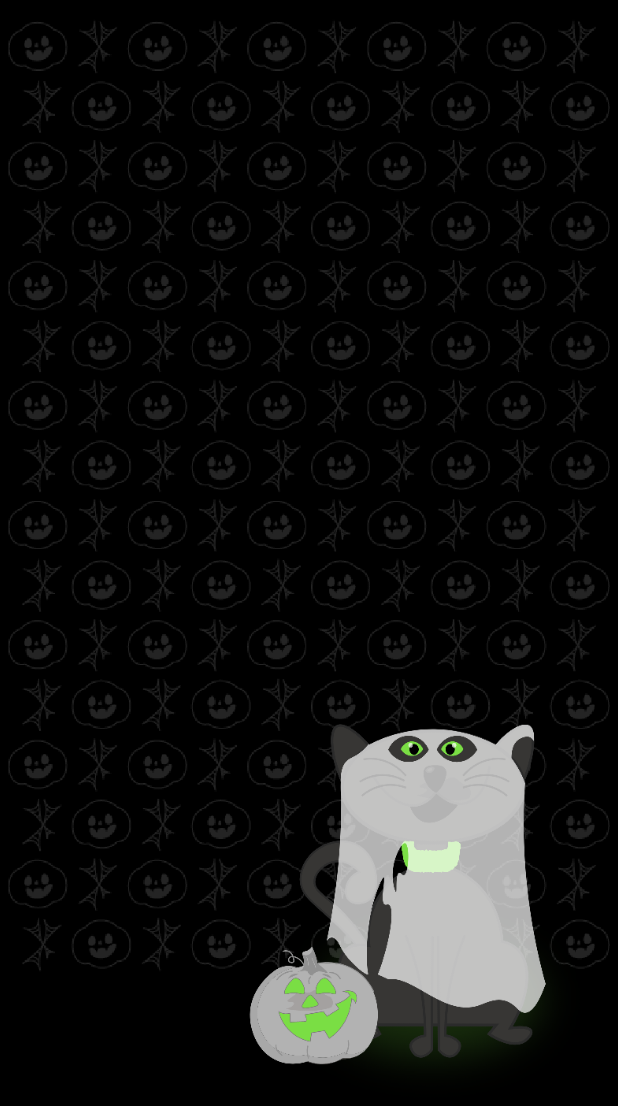
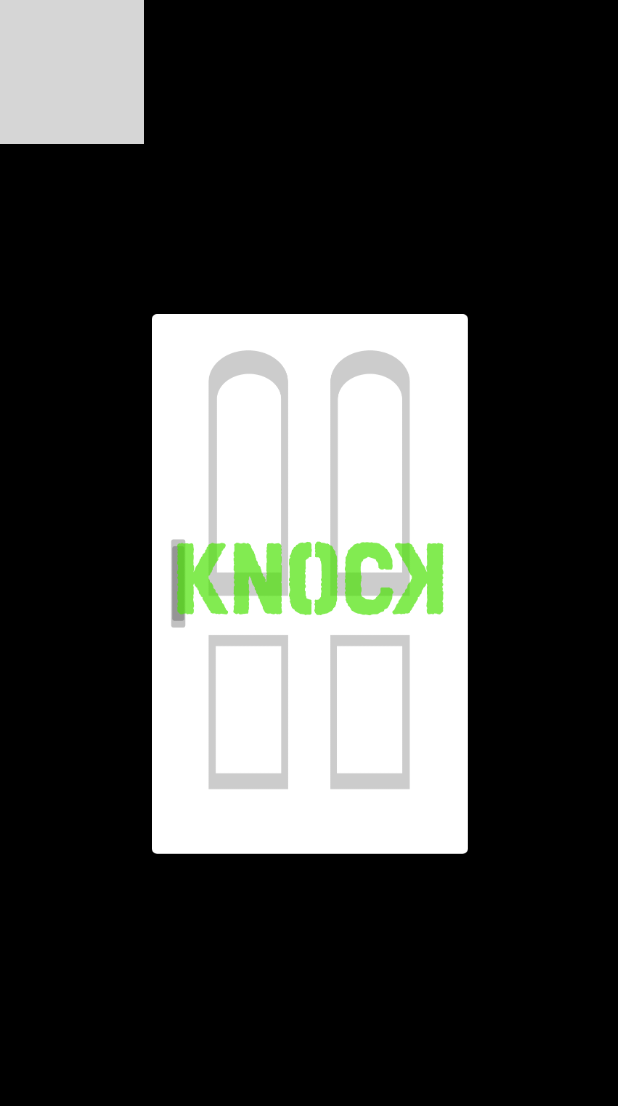
Before and after one commit to sopkathon/Android, an Android app: the layout activity_main.xml on its own in the app's theme, with its tools: preview values and no code run, on a phone screen of 412 x 824 dp. Shown: the top 1106 px of the screen. Run offline under Robolectric (Android 15) with nearby library versions, the phone set to English and light mode, and no system bars; grey boxes are pictures that could not be loaded.

Commit message:
AndroidManifest에서 splash수정 MainActivity에서 움직이는 gif 삭제 activity_main 수정

```diff
--- a/app/src/main/AndroidManifest.xml
+++ b/app/src/main/AndroidManifest.xml
@@ -15,7 +15,8 @@
         android:supportsRtl="true"
         android:theme="@style/AppTheme">
         <activity android:name=".AnswerActivity"></activity>
-        <activity android:name=".QusetionActivity">
+        <activity android:name=".QusetionActivity"></activity>
+        <activity android:name=".splash.SplashActivity">
             <intent-filter>
                 <action android:name="android.intent.action.MAIN" />
 
--- a/app/src/main/java/cjdgk7/s/a25thsopkathon/MainActivity.kt
+++ b/app/src/main/java/cjdgk7/s/a25thsopkathon/MainActivity.kt
@@ -31,13 +31,12 @@ class MainActivity : AppCompatActivity() {
                     pattern, -1
                 )
             }
-            Glide.with(this)
+            /*Glide.with(this)
                 .load(R.drawable.halloween)
-                .into(img)
+                .into(img)*/
 
             Handler().postDelayed({
                 startActivity(Intent(this, QusetionActivity::class.java))
-                finish()
             }, SPLASH_TIME_OUT)
         }
 
--- a/app/src/main/java/cjdgk7/s/a25thsopkathon/splash/SplashActivity.kt
+++ b/app/src/main/java/cjdgk7/s/a25thsopkathon/splash/SplashActivity.kt
@@ -32,7 +32,7 @@ class SplashActivity : AppCompatActivity() {
 
 
             // SPLASH_TIME_OUT초 뒤에 하는 동작
-            startActivity(Intent(this, AnswerActivity::class.java))
+            startActivity(Intent(this, MainActivity::class.java))
             finish()
         }, SPLASH_TIME_OUT)
     }
--- a/app/src/main/res/layout/activity_main.xml
+++ b/app/src/main/res/layout/activity_main.xml
@@ -7,21 +7,45 @@
     tools:context=".MainActivity">
 
     <ImageView
-        android:id="@+id/imageView"
+        android:id="@+id/img"
         android:layout_width="wrap_content"
         android:layout_height="wrap_content"
         app:layout_constraintBottom_toBottomOf="parent"
         app:layout_constraintEnd_toEndOf="parent"
+        app:layout_constraintHorizontal_bias="0.0"
         app:layout_constraintStart_toStartOf="parent"
         app:layout_constraintTop_toTopOf="parent"
-        app:srcCompat="@drawable/bg_img" />
+        app:layout_constraintVertical_bias="0.0"
+        app:srcCompat="@drawable/bg_img_main" />
+
+    <ImageView
+        android:id="@+id/img2"
+        android:layout_width="253dp"
+        android:layout_height="360dp"
+        android:layout_marginLeft="68.6dp"
+        android:layout_marginTop="146dp"
+        android:layout_marginRight="67.4dp"
+        android:layout_marginBottom="192dp"
+        app:layout_constraintBottom_toBottomOf="parent"
+        app:layout_constraintEnd_toEndOf="parent"
+        app:layout_constraintStart_toStartOf="@+id/img"
+        app:layout_constraintTop_toTopOf="@+id/img"
+        app:srcCompat="@drawable/door_btn" />
 
     <Button
         android:id="@+id/button"
-        android:layout_width="258dp"
-        android:layout_height="158dp"
+        android:layout_width="216dp"
+        android:layout_height="385dp"
+        android:layout_marginLeft="89.2dp"
+        android:layout_marginTop="191dp"
+        android:layout_marginRight="87.7dp"
+        android:layout_marginBottom="273.2dp"
         android:background="#00ff0000"
-        tools:layout_editor_absoluteX="66dp"
-        tools:layout_editor_absoluteY="342dp" />
+        app:layout_constraintBottom_toBottomOf="parent"
+        app:layout_constraintEnd_toEndOf="parent"
+        app:layout_constraintHorizontal_bias="0.589"
+        app:layout_constraintStart_toStartOf="parent"
+        app:layout_constraintTop_toTopOf="parent"
+        app:layout_constraintVertical_bias="0.516" />
 
 </androidx.constraintlayout.widget.ConstraintLayout>
```
